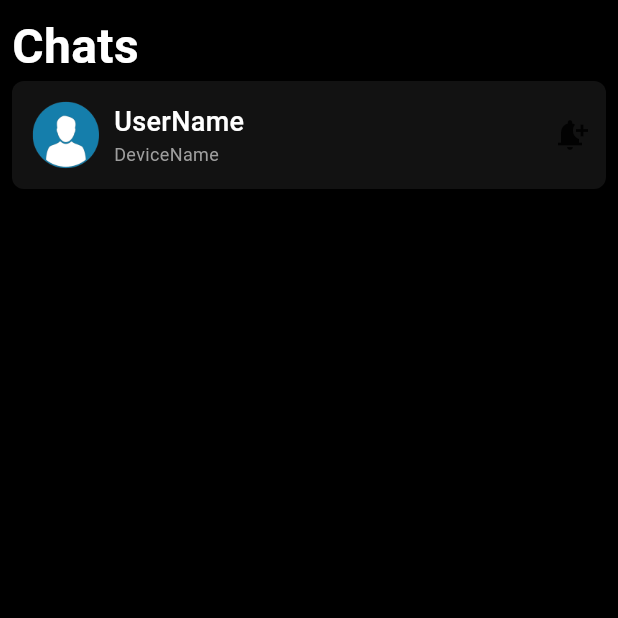
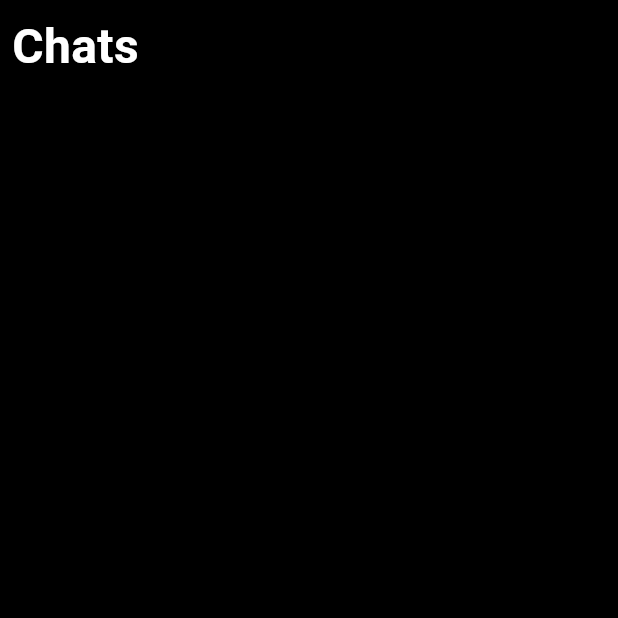
Before and after one commit to sabichu/nearby_chat_app, a Flutter app: the screen it shows after launch, on a phone screen of 412 x 824 dp, the top half of it. Run offline on Flutter 3.47's test engine with Material 3 defaults, Android fonts, the phone set to English and light mode, and no system bars; our stand-ins replace permission_handler; missing offline and left inert: nearby_connections.

Commit message:
Adjustments maing page + user_card widget

```diff
--- a/lib/screens/home_screen.dart
+++ b/lib/screens/home_screen.dart
@@ -1,4 +1,5 @@
 import 'package:flutter/material.dart';
+import 'package:nearby_chat_app/widgets/user_card.dart';
 import 'dart:async';
 import 'dart:math';
 import 'dart:typed_data';
@@ -30,52 +31,13 @@ class _HomeScreenState extends State<HomeScreen> {
                     fontWeight: FontWeight.bold,
                     color: Colors.white),
               ),
+              const SizedBox(
+                height: 8,
+              ),
               Expanded(
                 child: ListView(
                   children: [
-                    Container(
-                      decoration: BoxDecoration(
-                        color: Color(0xFF121212),
-                        borderRadius: BorderRadius.circular(8),
-                      ),
-                      child: Padding(
-                        padding: const EdgeInsets.all(12),
-                        child: Row(
-                          children: [
-                            Image(
-                              image: AssetImage('assets/user_profile.png'),
-                              width: 48,
-                            ),
-                            SizedBox(
-                              width: 8,
-                            ),
-                            Expanded(
-                              child: Column(
-                                crossAxisAlignment: CrossAxisAlignment.start,
-                                children: [
-                                  Text(
-                                    'UserName',
-                                    style: TextStyle(
-                                        fontSize: 18,
-                                        fontWeight: FontWeight.w500,
-                                        color: Colors.white),
-                                  ),
-                                  Text(
-                                    'DeviceName',
-                                    style: TextStyle(
-                                        fontSize: 12, color: Colors.grey),
-                                  ),
-                                ],
-                              ),
-                            ),
-                            SizedBox(
-                              width: 8,
-                            ),
-                            Icon(Icons.notification_add),
-                          ],
-                        ),
-                      ),
-                    ),
+
                   ],
                 ),
               ),
```
Also changed, not shown: lib/widgets/user_card.dart (added, +85 -0 lines), assets/user_image.png (added), assets/user_profile.png (deleted).
